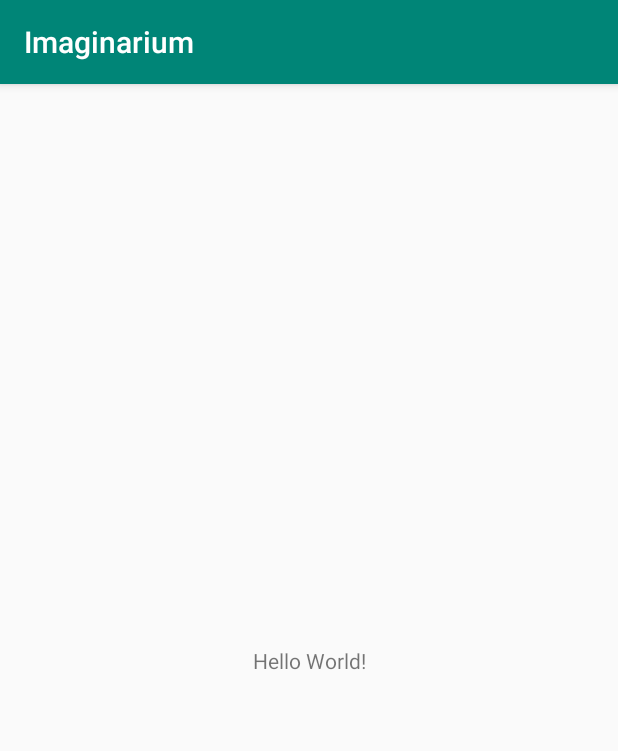
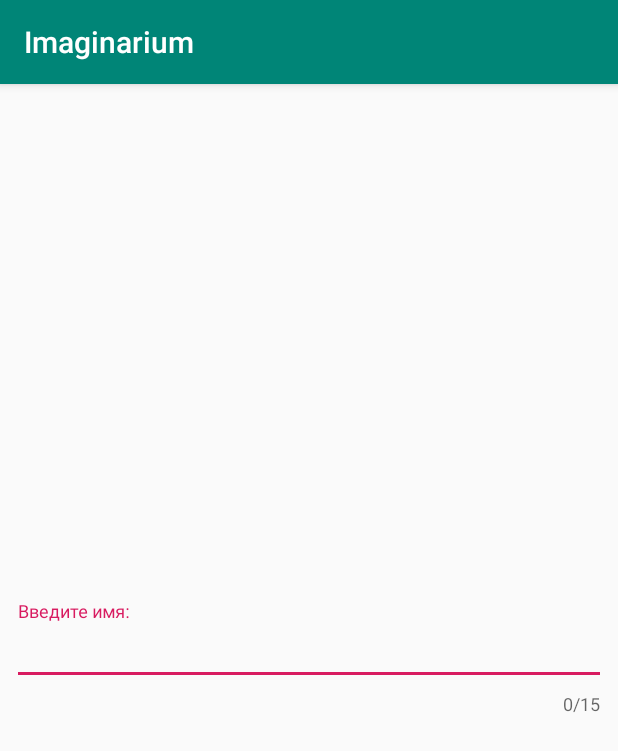
Before and after one commit to maklakovss/Imaginarium, an Android app: the screen it shows after launch (MainActivity before the commit, InputActivity after it), on a phone screen of 412 x 824 dp. Shown: the top 751 px of the screen. Run offline under Robolectric (Android 15) with nearby library versions, the phone set to English and light mode, and no system bars.

Commit message:
добавлена Activity с EditText и TextInputLayout

```diff
--- a/app/build.gradle
+++ b/app/build.gradle
@@ -8,7 +8,7 @@ android {
     compileSdkVersion 28
     defaultConfig {
         applicationId "com.mss.imaginarium"
-        minSdkVersion 20
+        minSdkVersion 21
         targetSdkVersion 28
         versionCode 1
         versionName "1.0"
@@ -27,7 +27,10 @@ dependencies {
     implementation "org.jetbrains.kotlin:kotlin-stdlib-jdk7:$kotlin_version"
     implementation 'com.android.support:appcompat-v7:28.0.0'
     implementation 'com.android.support.constraint:constraint-layout:1.1.3'
+    implementation 'com.android.support:design:28.0.0'
+
     testImplementation 'junit:junit:4.12'
+
     androidTestImplementation 'com.android.support.test:runner:1.0.2'
     androidTestImplementation 'com.android.support.test.espresso:espresso-core:3.0.2'
 }
--- a/app/src/main/AndroidManifest.xml
+++ b/app/src/main/AndroidManifest.xml
@@ -9,6 +9,13 @@
             android:roundIcon="@mipmap/ic_launcher_round"
             android:supportsRtl="true"
             android:theme="@style/AppTheme">
+        <activity android:name=".InputActivity">
+            <intent-filter>
+                <action android:name="android.intent.action.MAIN"/>
+
+                <category android:name="android.intent.category.LAUNCHER"/>
+            </intent-filter>
+        </activity>
         <activity android:name=".ThemeActivity">
         </activity>
         <activity android:name=".MainActivity">
--- /dev/null
+++ b/app/src/main/java/com/mss/imaginarium/InputActivity.kt
@@ -0,0 +1,25 @@
+package com.mss.imaginarium
+
+import android.support.v7.app.AppCompatActivity
+import android.os.Bundle
+import android.support.design.widget.TextInputLayout
+import android.text.TextWatcher
+import android.widget.EditText
+import android.widget.TextView
+
+class InputActivity : AppCompatActivity() {
+
+    override fun onCreate(savedInstanceState: Bundle?) {
+        super.onCreate(savedInstanceState)
+        setContentView(R.layout.activity_input)
+        val ilName = findViewById<TextInputLayout>(R.id.ilName)
+        val etName = findViewById<EditText>(R.id.etName)
+        etName.setOnEditorActionListener(TextView.OnEditorActionListener { textView, i, keyEvent ->
+            if (textView.text.toString().length < 4)
+                ilName.error = "length < 4"
+            else
+                ilName.error = ""
+            return@OnEditorActionListener false
+        })
+    }
+}
--- a/app/src/main/res/layout-v21/activity_main.xml
+++ /dev/null
@@ -1,20 +0,0 @@
-<?xml version="1.0" encoding="utf-8"?>
-<android.support.constraint.ConstraintLayout
-        xmlns:android="http://schemas.android.com/apk/res/android"
-        xmlns:tools="http://schemas.android.com/tools"
-        xmlns:app="http://schemas.android.com/apk/res-auto"
-        android:layout_width="match_parent"
-        android:layout_height="match_parent"
-        tools:context=".MainActivity">
-
-    <TextView
-            android:layout_width="wrap_content"
-            android:layout_height="wrap_content"
-            android:text="Hello World!"
-            app:layout_constraintBottom_toBottomOf="parent"
-            app:layout_constraintLeft_toLeftOf="parent"
-            app:layout_constraintRight_toRightOf="parent"
-            app:layout_constraintTop_toTopOf="parent"
-            android:elevation="1dp"/>
-
-</android.support.constraint.ConstraintLayout>
--- /dev/null
+++ b/app/src/main/res/layout/activity_input.xml
@@ -0,0 +1,32 @@
+<?xml version="1.0" encoding="utf-8"?>
+<android.support.constraint.ConstraintLayout
+        xmlns:android="http://schemas.android.com/apk/res/android"
+        xmlns:tools="http://schemas.android.com/tools"
+        xmlns:app="http://schemas.android.com/apk/res-auto"
+        android:layout_width="match_parent"
+        android:layout_height="match_parent"
+        tools:context=".InputActivity">
+
+    <android.support.design.widget.TextInputLayout
+            android:id="@+id/ilName"
+            android:layout_width="match_parent"
+            android:layout_height="wrap_content" app:layout_constraintTop_toTopOf="parent"
+            app:counterEnabled="true"
+            app:counterMaxLength="15"
+            app:counterOverflowTextAppearance="@style/CounterStyle"
+            app:errorEnabled="true"
+            app:errorTextAppearance="@style/CounterStyle"
+            app:layout_constraintStart_toStartOf="parent" android:layout_marginStart="8dp"
+            android:layout_marginEnd="8dp" app:layout_constraintEnd_toEndOf="parent" android:layout_marginTop="8dp"
+            android:layout_marginBottom="8dp" app:layout_constraintBottom_toBottomOf="parent">
+
+        <android.support.design.widget.TextInputEditText
+                android:id="@+id/etName"
+                android:singleLine="true"
+                android:imeOptions="actionGo"
+                android:inputType="text"
+                android:layout_width="match_parent"
+                android:layout_height="wrap_content"
+                android:hint="@string/name_caption"/>
+    </android.support.design.widget.TextInputLayout>
+</android.support.constraint.ConstraintLayout>
--- a/app/src/main/res/values/strings.xml
+++ b/app/src/main/res/values/strings.xml
@@ -1,3 +1,4 @@
 <resources>
     <string name="app_name">Imaginarium</string>
+    <string name="name_caption">Введите имя:</string>
 </resources>
--- a/app/src/main/res/values/styles.xml
+++ b/app/src/main/res/values/styles.xml
@@ -8,4 +8,8 @@
         <item name="colorAccent">@color/colorAccent</item>
     </style>
 
+    <style name="CounterStyle" parent="TextAppearance.AppCompat.Small">
+        <item name="android:textColor">@android:color/holo_orange_dark</item>
+    </style>
+
 </resources>
```
